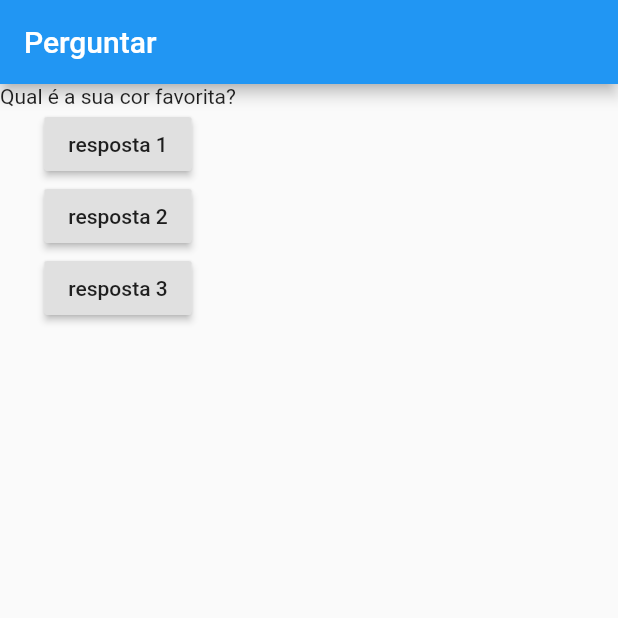
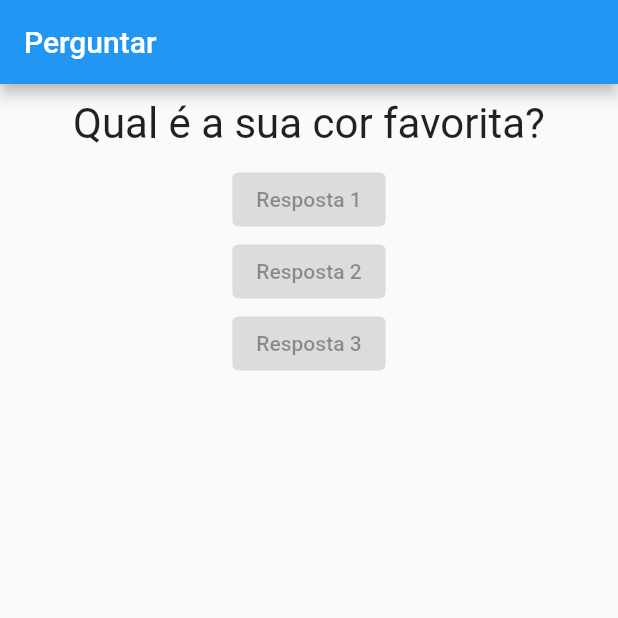
Before and after one commit to Adriano-Severino/projeto-perguntas, a Flutter app: the screen it shows after launch, on a phone screen of 412 x 824 dp, the top half of it. Run offline on Flutter 3.47's test engine with Material 2 defaults, Android fonts, the phone set to English and light mode, and no system bars.

Commit message:
add class resposta

```diff
--- a/lib/main.dart
+++ b/lib/main.dart
@@ -1,20 +1,21 @@
 import 'package:flutter/material.dart';
 import './questao.dart';
+import './Resposta.dart';
 void main() => runApp(PerguntarApp());
 
-class PerguntarAppState extends State<PerguntarApp> {
+class _PerguntarAppState extends State<PerguntarApp> {
   var _perguntaSelecionada = 0;
 
-  void resposta() {
+  void _resposta() {
     setState(() {
       _perguntaSelecionada++;
     });
-    print('pergunta respondida');
+    print(_perguntaSelecionada);
   }
 
   @override
   Widget build(BuildContext context) {
-    final List<String> perguntas = [
+    final perguntas = [
       'Qual é a sua cor favorita?',
       'Qual é o seu animal favorito?',
     ];
@@ -22,23 +23,14 @@ class PerguntarAppState extends State<PerguntarApp> {
     return MaterialApp(
       home: Scaffold(
         appBar: AppBar(
-          title: const Text('Perguntar'),
+          title: Text('Perguntar'),
         ),
         body: Column(
           children: <Widget>[
             Questao(perguntas[_perguntaSelecionada]),
-            RaisedButton(
-              onPressed: resposta,
-              child: const Text('resposta 1'),
-            ),
-            RaisedButton(
-              onPressed: resposta,
-              child: const Text('resposta 2'),
-            ),
-            RaisedButton(
-              onPressed: resposta,
-              child: const Text('resposta 3'),
-            ),
+            Resposta('Resposta 1'),
+            Resposta('Resposta 2'),
+            Resposta('Resposta 3'),
           ],
         ),
       ),
@@ -49,8 +41,8 @@ class PerguntarAppState extends State<PerguntarApp> {
 class PerguntarApp extends StatefulWidget {
   const PerguntarApp({Key? key}) : super(key: key);
 
-  PerguntarAppState createState() {
-    return PerguntarAppState();
+  _PerguntarAppState createState() {
+    return _PerguntarAppState();
   }
 
 }
--- a/lib/questao.dart
+++ b/lib/questao.dart
@@ -8,6 +8,14 @@ Questao(this.texto);
 
   @override
   Widget build(BuildContext context) {
-    return Text(texto);
+    return Container(
+      width: double.infinity,
+      margin: EdgeInsets.all(10),
+      child: Text(
+        texto,
+      style: TextStyle(fontSize: 28),
+      textAlign:  TextAlign.center,
+      ),
+    );
   }
 }
--- /dev/null
+++ b/lib/resposta.dart
@@ -0,0 +1,16 @@
+import 'package:flutter/material.dart';
+
+class Resposta extends StatelessWidget {
+  final String texto;
+
+  Resposta(this.texto);
+
+   @override
+  Widget build(BuildContext context) {
+    return  ElevatedButton(
+      child:  Text(texto),
+       onPressed: null,
+       );
+  }
+
+}
```
